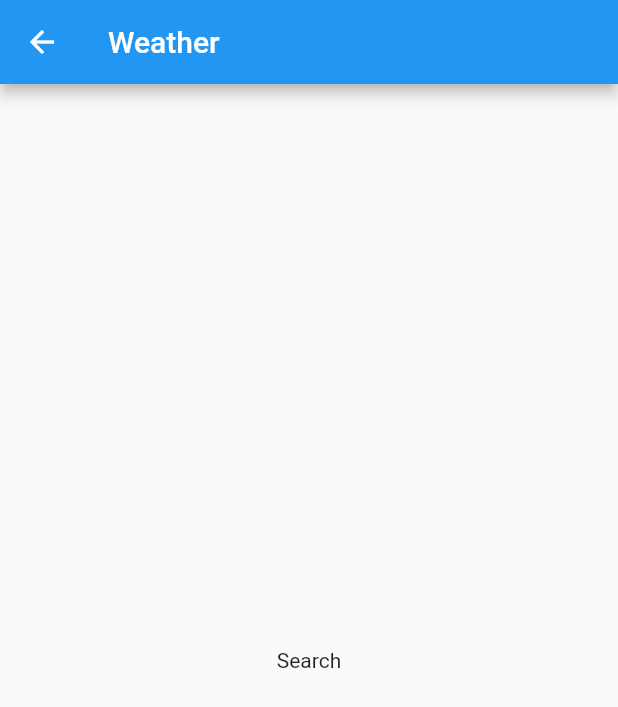
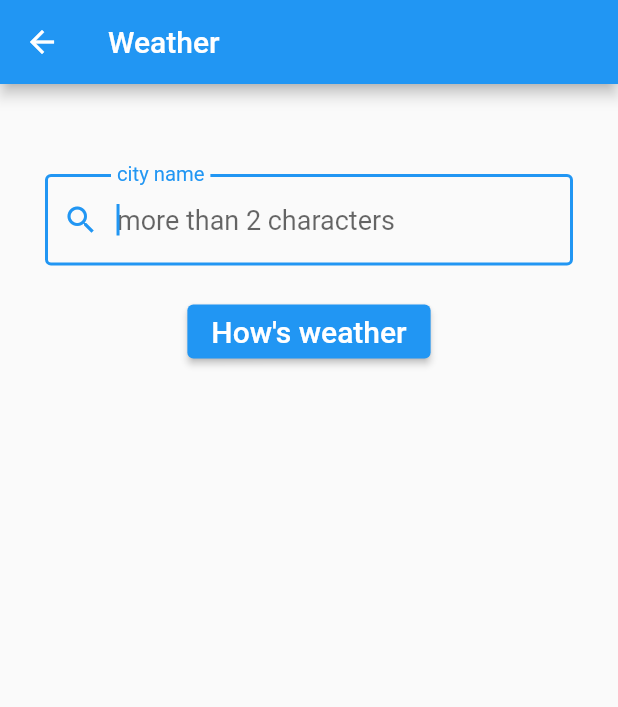
Before and after one commit to jyryuitpro/weather_provider, a Flutter app: the SearchPage screen opened directly, on a phone screen of 412 x 824 dp. Shown: the top 707 px of the screen. Run offline on Flutter 3.47's test engine with Material 2 defaults, Android fonts, the phone set to English and light mode, and no system bars; our stand-ins replace equatable.

Commit message:
SearchPage widget - Form

```diff
--- a/lib/pages/home_page.dart
+++ b/lib/pages/home_page.dart
@@ -1,5 +1,6 @@
 import 'package:flutter/material.dart';
 import 'package:provider/provider.dart';
+import 'package:weather_provider/pages/search_page.dart';
 import 'package:weather_provider/providers/weather_provider.dart';
 
 class HomePage extends StatefulWidget {
@@ -10,11 +11,13 @@ class HomePage extends StatefulWidget {
 }
 
 class _HomePageState extends State<HomePage> {
-  @override
-  void initState() {
-    super.initState();
-    _fetchWeather();
-  }
+  String? _city;
+
+  // @override
+  // void initState() {
+  //   super.initState();
+  //   _fetchWeather();
+  // }
 
   // _fetchWeather() {
   //   WeatherRepository(
@@ -22,17 +25,37 @@ class _HomePageState extends State<HomePage> {
   //       .fetchWeather('London');
   // }
 
-  _fetchWeather() {
-    WidgetsBinding.instance!.addPostFrameCallback((_) {
-      context.read<WeatherProvider>().fetchWeather('London');
-    });
-  }
+  // _fetchWeather() {
+  //   WidgetsBinding.instance!.addPostFrameCallback((_) {
+  //     context.read<WeatherProvider>().fetchWeather('London');
+  //   });
+  // }
 
   @override
   Widget build(BuildContext context) {
     return Scaffold(
       appBar: AppBar(
         title: Text('Weather'),
+        actions: [
+          IconButton(
+            icon: Icon(Icons.search),
+            onPressed: () async {
+              _city = await Navigator.push(
+                context,
+                MaterialPageRoute(
+                  builder: (context) {
+                    return SearchPage();
+                  },
+                ),
+              );
+              print('city: $_city');
+
+              if (_city != null) {
+                context.read<WeatherProvider>().fetchWeather(_city!);
+              }
+            },
+          ),
+        ],
       ),
       body: Center(
         child: Text('Home'),
--- a/lib/pages/search_page.dart
+++ b/lib/pages/search_page.dart
@@ -8,14 +8,72 @@ class SearchPage extends StatefulWidget {
 }
 
 class _SearchPageState extends State<SearchPage> {
+  final _formKey = GlobalKey<FormState>();
+  String? _city;
+  AutovalidateMode autovalidateMode = AutovalidateMode.disabled;
+
+  void _submit() {
+    setState(() {
+      autovalidateMode = AutovalidateMode.always;
+    });
+
+    final form = _formKey.currentState;
+
+    if (form != null && form.validate()) {
+      form.save();
+      Navigator.pop(context, _city!.trim());
+    }
+  }
+
   @override
   Widget build(BuildContext context) {
     return Scaffold(
       appBar: AppBar(
         title: Text('Weather'),
       ),
-      body: Center(
-        child: Text('Search'),
+      body: Form(
+        key: _formKey,
+        autovalidateMode: autovalidateMode,
+        child: Column(
+          children: [
+            SizedBox(
+              height: 60.0,
+            ),
+            Padding(
+              padding: const EdgeInsets.symmetric(horizontal: 30.0),
+              child: TextFormField(
+                autofocus: true,
+                style: TextStyle(fontSize: 18.0),
+                decoration: InputDecoration(
+                  labelText: 'city name',
+                  hintText: 'more than 2 characters',
+                  prefixIcon: Icon(Icons.search),
+                  border: OutlineInputBorder(),
+                ),
+                validator: (String? input) {
+                  if (input == null || input.trim().length < 2) {
+                    return 'City name must be at least 2 characters long';
+                  }
+
+                  return null;
+                },
+                onSaved: (String? input) {
+                  _city = input;
+                },
+              ),
+            ),
+            SizedBox(
+              height: 20.0,
+            ),
+            ElevatedButton(
+              onPressed: _submit,
+              child: Text(
+                'How\'s weather',
+                style: TextStyle(fontSize: 20.0),
+              ),
+            ),
+          ],
+        ),
       ),
     );
   }
--- a/lib/providers/weather_provider.dart
+++ b/lib/providers/weather_provider.dart
@@ -74,6 +74,7 @@ class WeatherProvider with ChangeNotifier {
       notifyListeners();
     } on CustomError catch (e) {
       _state = _state.copyWith(status: WeatherStatus.error, error: e);
+      print('_state: $_state');
       notifyListeners();
     }
   }
```
